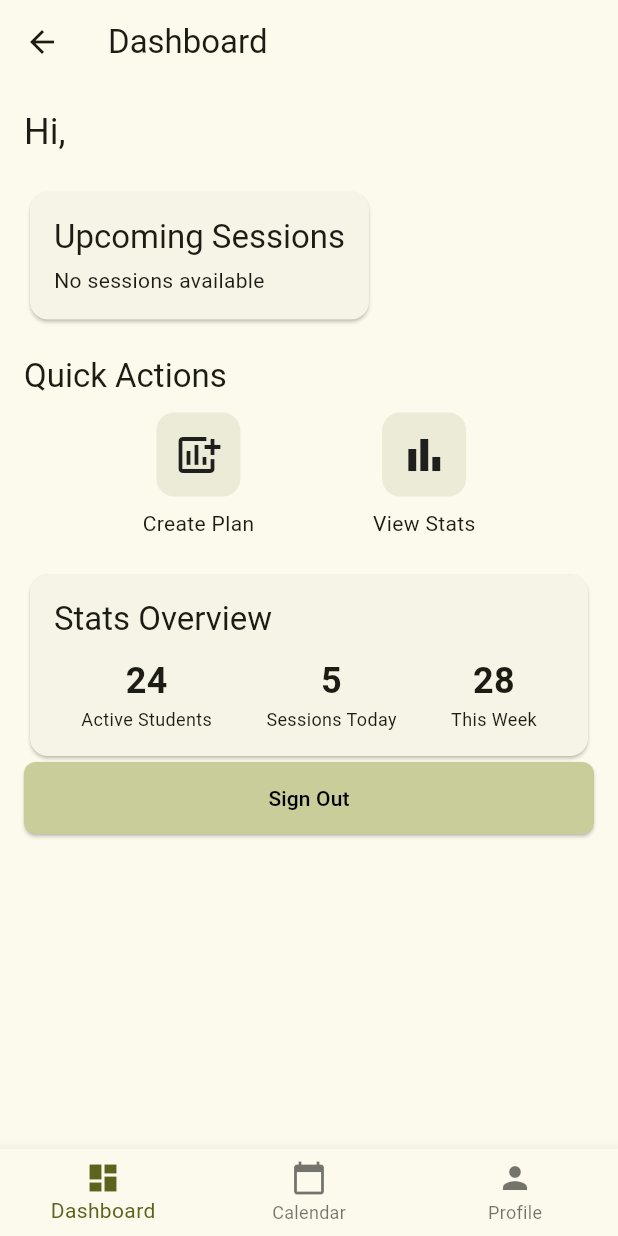
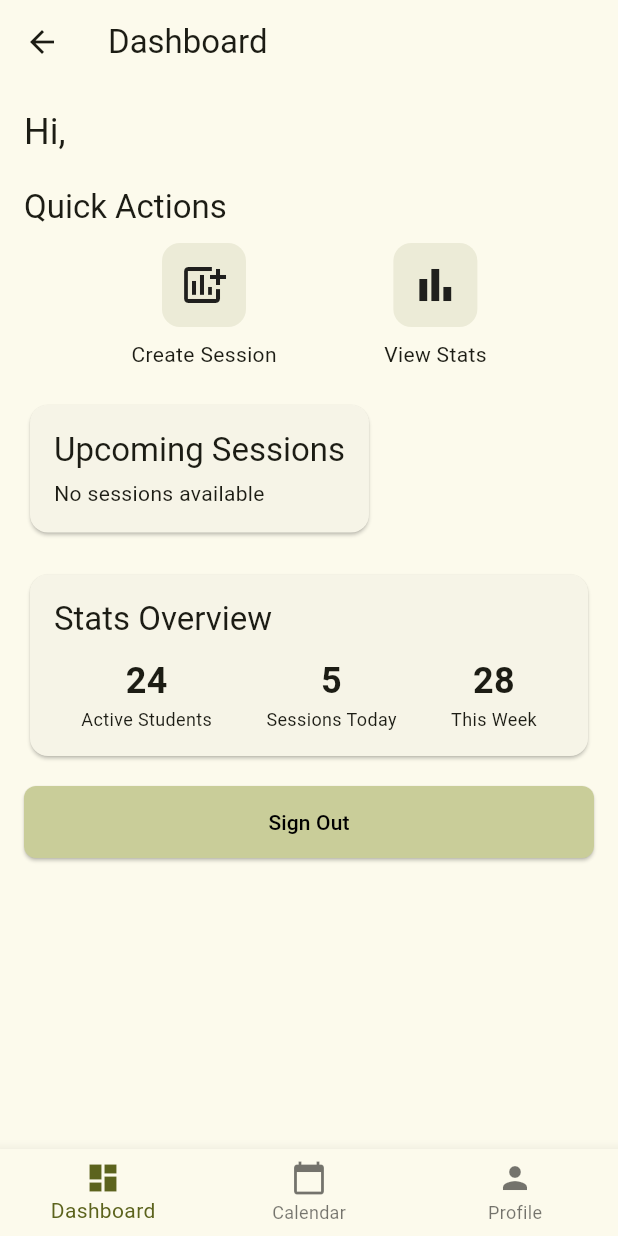
Before and after one commit to STAung07/stalz-insert_name_here, a Flutter app: the CoachDashboardScreen screen opened directly with empty values, after a tap on "View Stats", on a phone screen of 412 x 824 dp. Run offline on Flutter 3.47's test engine with Material 3 defaults, Android fonts, the phone set to English and light mode, and no system bars; our stand-ins replace flutter_dotenv, go_router, supabase_flutter; accounts and stored records are empty.

```diff
--- a/flutter_app/lib/src/features/dashboard/presentation/coach_dashboard_screen.dart
+++ b/flutter_app/lib/src/features/dashboard/presentation/coach_dashboard_screen.dart
@@ -1,12 +1,17 @@
 import 'dart:math';
 import 'package:flutter/material.dart';
 import 'package:flutter_app/src/features/auth/data/auth_service.dart';
+import 'package:flutter_app/src/features/dashboard/presentation/widgets/session_list.dart';
 import 'package:flutter_app/src/services/training_session_service.dart';
 import 'package:flutter_app/src/models/training_session_model.dart';
 import 'package:flutter_app/src/models/user_model.dart';
 import 'package:go_router/go_router.dart';
 import 'package:supabase_flutter/supabase_flutter.dart';
 import 'package:intl/intl.dart';
+import 'widgets/add_session_form.dart';
+import 'widgets/action_button.dart';
+import 'widgets/session_card.dart';
+import 'widgets/stats_overview.dart';
 
 
 
@@ -21,6 +26,7 @@ class CoachDashboardScreen extends StatefulWidget {
 }
 
 class CoachDashboardScreenState extends State<CoachDashboardScreen> {
+  final GlobalKey<SessionListState> _sessionListKey = GlobalKey<SessionListState>();
   final auth = AuthService(); // Assuming you have an AuthService for handling authentication
   bool loading = false;
 
@@ -54,8 +60,55 @@ class CoachDashboardScreenState extends State<CoachDashboardScreen> {
               style: Theme.of(context).textTheme.headlineSmall,
             ),
             const SizedBox(height: 20),
-
+            // Quick Actions Section
+            Text(
+              'Quick Actions',
+              style: Theme.of(context).textTheme.titleLarge,
+            ),
+            const SizedBox(height: 10),
+            Row(
+              mainAxisAlignment: MainAxisAlignment.spaceEvenly,
+              children: [
+                ActionButton(
+                  icon: Icons.add_chart,
+                  label: 'Create Session',
+                  onTap: () {
+                    // Navigate to create session
+                     showDialog(
+                      context: context,
+                      builder: (BuildContext context) {
+                        return AlertDialog(
+                          title: Text('Add New Session'),
+                          content: AddSessionForm(onSessionCreated: () async {
+                            // delay is so that the db will get updated in time
+                            // TODO: improve this logic
+                            await Future.delayed(Duration(milliseconds: 500));
+                            _sessionListKey.currentState?.refreshSessions();
+                              },
+                              coachId: widget.user.id), // Your form widget
+                          actions: [
+                            TextButton(
+                              onPressed: () => Navigator.pop(context),
+                              child: Text('Cancel'),
+                            ),
+                          ],
+                        );
+                      },
+                    );
+                  },
+                ),
+                ActionButton(
+                  icon: Icons.bar_chart,
+                  label: 'View Stats',
+                  onTap: () {
+                    // Navigate to stats
+                  },
+                ),
+              ],
+            ),
+            const SizedBox(height: 20),
             // Upcoming Sessions Card
+            // TODO: sort the sessions in ascending order
             Card(
               child: Padding(
                 padding: const EdgeInsets.all(16.0),
@@ -67,37 +120,10 @@ class CoachDashboardScreenState extends State<CoachDashboardScreen> {
                       style: Theme.of(context).textTheme.titleLarge,
                     ),
                     const SizedBox(height: 5),
-                    SessionList(coachId: widget.user.id,),
+                    SessionList(key:_sessionListKey, coachId: widget.user.id,),
                   ],
                 ),
               ),
-            ),
-            const SizedBox(height: 20),
-
-            // Quick Actions Section
-            Text(
-              'Quick Actions',
-              style: Theme.of(context).textTheme.titleLarge,
-            ),
-            const SizedBox(height: 10),
-            Row(
-              mainAxisAlignment: MainAxisAlignment.spaceEvenly,
-              children: [
-                ActionButton(
-                  icon: Icons.add_chart,
-                  label: 'Create Plan',
-                  onTap: () {
-                    // Navigate to create plan
-                  },
-                ),
-                ActionButton(
-                  icon: Icons.bar_chart,
-                  label: 'View Stats',
-                  onTap: () {
-                    // Navigate to stats
-                  },
-                ),
-              ],
             ),
             const SizedBox(height: 20),
 
@@ -119,7 +145,7 @@ class CoachDashboardScreenState extends State<CoachDashboardScreen> {
                 ),
               ),
             ),
-
+          const SizedBox(height: 16),
           SizedBox(
             width: double.maxFinite,
             child: ElevatedButton(
@@ -155,134 +181,3 @@ class CoachDashboardScreenState extends State<CoachDashboardScreen> {
     );
   }
 }
-
-
-class SessionList extends StatefulWidget {
-  final String coachId;
-  const SessionList({super.key, required this.coachId});
-
-  @override
-  _SessionListState createState() => _SessionListState();
-}
-class _SessionListState extends State<SessionList> {
-  Future<List<TrainingSessionModel>> fetchSessions(String coachId) async {
-    print("coachId: $coachId");
-    TrainingSessionService sessionService = TrainingSessionService();
-    final sessionIdsResponse = await sessionService.getSessionsIdsByCoachId(coachId);
-    final sessionsResponse = await sessionService.getSessionsBySessionIds(sessionIdsResponse);
-    print("sessions: $sessionsResponse");
-    return sessionsResponse;
-}
-
-  @override
-  Widget build(BuildContext context) {
-    return FutureBuilder<List<TrainingSessionModel>>(
-      future: fetchSessions(widget.coachId),
-      builder: (context, snapshot) {
-        if (snapshot.connectionState == ConnectionState.waiting) {
-          return CircularProgressIndicator();
-        } else if (snapshot.hasError) {
-          return Text('Error: $snapshot');
-        } else if (!snapshot.hasData || snapshot.data!.isEmpty) {
-          return Text('No sessions available');
-        } else {
-          return ListView.builder(
-            shrinkWrap: true,
-            itemCount: min(snapshot.data!.length, 3),
-            itemBuilder: (context, index) {
-              final session = snapshot.data![index];
-              return SessionCard(session: session);
-            },
-          );
-        }
-      },
-    );
-  }
-}
-
-
-class SessionCard extends StatelessWidget {
-  final TrainingSessionModel session;
-  const SessionCard({super.key, required this.session});
-
-  @override
-  Widget build(BuildContext context) {
-    return Card(
-      margin: const EdgeInsets.only(bottom: 8.0),
-      child: InkWell(
-        onTap: () {
-          print("tapped");
-        },
-        child: ListTile(
-          leading: const Icon(Icons.sports),
-          title: Text(session.title),
-          subtitle: Text('${DateFormat.jm().format(session.startTime)} - ${DateFormat.jm().format(session.endTime) }'),
-          trailing: Text('${session.startTime.day} ${DateFormat("MMMM").format(session.startTime)}'),
-        ),
-      ),
-      );
-  }
-}
-
-class ActionButton extends StatelessWidget {
-  final IconData icon;
-  final String label;
-  final VoidCallback onTap;
-
-  const ActionButton({
-    super.key,
-    required this.icon,
-    required this.label,
-    required this.onTap,
-  });
-
-  @override
-  Widget build(BuildContext context) {
-    return InkWell(
-      onTap: onTap,
-      child: Column(
-        mainAxisSize: MainAxisSize.min,
-        children: [
-          Container(
-            padding: const EdgeInsets.all(12),
-            decoration: BoxDecoration(
-              color: Theme.of(context).primaryColor.withOpacity(0.1),
-              borderRadius: BorderRadius.circular(12),
-            ),
-            child: Icon(icon, size: 32),
-          ),
-          const SizedBox(height: 8),
-          Text(label),
-        ],
-      ),
-    );
-  }
-}
-
-class StatsOverview extends StatelessWidget {
-  const StatsOverview({super.key});
-
-  @override
-  Widget build(BuildContext context) {
-    return Row(
-      mainAxisAlignment: MainAxisAlignment.spaceAround,
-      children: [
-        _buildStatTile('Active Students', '24'),
-        _buildStatTile('Sessions Today', '5'),
-        _buildStatTile('This Week', '28'),
-      ],
-    );
-  }
-
-  Widget _buildStatTile(String label, String value) {
-    return Column(
-      children: [
-        Text(
-          value,
-          style: const TextStyle(fontSize: 24, fontWeight: FontWeight.bold),
-        ),
-        Text(label, style: const TextStyle(fontSize: 12)),
-      ],
-    );
-  }
-}
--- /dev/null
+++ b/flutter_app/lib/src/features/dashboard/presentation/widgets/action_button.dart
@@ -0,0 +1,37 @@
+import 'package:flutter/material.dart';
+
+
+class ActionButton extends StatelessWidget {
+  final IconData icon;
+  final String label;
+  final VoidCallback onTap;
+
+  const ActionButton({
+    super.key,
+    required this.icon,
+    required this.label,
+    required this.onTap,
+  });
+
+  @override
+  Widget build(BuildContext context) {
+    return InkWell(
+      onTap: onTap,
+      child: Column(
+        mainAxisSize: MainAxisSize.min,
+        children: [
+          Container(
+            padding: const EdgeInsets.all(12),
+            decoration: BoxDecoration(
+              color: Theme.of(context).primaryColor.withOpacity(0.1),
+              borderRadius: BorderRadius.circular(12),
+            ),
+            child: Icon(icon, size: 32),
+          ),
+          const SizedBox(height: 8),
+          Text(label),
+        ],
+      ),
+    );
+  }
+}
--- /dev/null
+++ b/flutter_app/lib/src/features/dashboard/presentation/widgets/session_card.dart
@@ -0,0 +1,26 @@
+import 'package:flutter/material.dart';
+import 'package:flutter_app/src/models/training_session_model.dart';
+import 'package:intl/intl.dart';
+
+class SessionCard extends StatelessWidget {
+  final TrainingSessionModel session;
+  const SessionCard({super.key, required this.session});
+
+  @override
+  Widget build(BuildContext context) {
+    return Card(
+      margin: const EdgeInsets.only(bottom: 8.0),
+      child: InkWell(
+        onTap: () {
+          print("tapped");
+        },
+        child: ListTile(
+          leading: const Icon(Icons.sports),
+          title: Text(session.title),
+          subtitle: Text('${DateFormat.jm().format(session.startTime)} - ${DateFormat.jm().format(session.endTime) }'),
+          trailing: Text('${session.startTime.day} ${DateFormat("MMMM").format(session.startTime)}'),
+        ),
+      ),
+      );
+  }
+}
--- /dev/null
+++ b/flutter_app/lib/src/features/dashboard/presentation/widgets/session_list.dart
@@ -0,0 +1,57 @@
+import 'dart:math';
+
+import 'package:flutter/material.dart';
+import 'package:flutter_app/src/features/dashboard/presentation/widgets/session_card.dart';
+import 'package:flutter_app/src/models/training_session_model.dart';
+import 'package:flutter_app/src/services/training_session_service.dart';
+
+
+class SessionList extends StatefulWidget {
+  final String coachId;
+  const SessionList({super.key, required this.coachId});
+
+  @override
+  SessionListState createState() => SessionListState();
+}
+class SessionListState extends State<SessionList> {
+
+  Future<List<TrainingSessionModel>> fetchSessions(String coachId) async {
+    print("coachId: $coachId");
+    TrainingSessionService sessionService = TrainingSessionService();
+    final sessionIdsResponse = await sessionService.getSessionsIdsByCoachId(coachId);
+    final sessionsResponse = await sessionService.getSessionsBySessionIds(sessionIdsResponse, 7);
+    print("sessions: $sessionsResponse");
+    return sessionsResponse;
+}
+
+  void refreshSessions() {
+    setState(() {
+      fetchSessions(widget.coachId);
+    });
+  }
+
+  @override
+  Widget build(BuildContext context) {
+    return FutureBuilder<List<TrainingSessionModel>>(
+      future: fetchSessions(widget.coachId),
+      builder: (context, snapshot) {
+        if (snapshot.connectionState == ConnectionState.waiting) {
+          return CircularProgressIndicator();
+        } else if (snapshot.hasError) {
+          return Text('Error: $snapshot');
+        } else if (!snapshot.hasData || snapshot.data!.isEmpty) {
+          return Text('No sessions available');
+        } else {
+          return ListView.builder(
+            shrinkWrap: true,
+            itemCount: min(snapshot.data!.length, 5),
+            itemBuilder: (context, index) {
+              final session = snapshot.data![index];
+              return SessionCard(session: session);
+            },
+          );
+        }
+      },
+    );
+  }
+}
--- /dev/null
+++ b/flutter_app/lib/src/features/dashboard/presentation/widgets/stats_overview.dart
@@ -0,0 +1,30 @@
+import 'package:flutter/material.dart';
+
+
+class StatsOverview extends StatelessWidget {
+  const StatsOverview({super.key});
+
+  @override
+  Widget build(BuildContext context) {
+    return Row(
+      mainAxisAlignment: MainAxisAlignment.spaceAround,
+      children: [
+        _buildStatTile('Active Students', '24'),
+        _buildStatTile('Sessions Today', '5'),
+        _buildStatTile('This Week', '28'),
+      ],
+    );
+  }
+
+  Widget _buildStatTile(String label, String value) {
+    return Column(
+      children: [
+        Text(
+          value,
+          style: const TextStyle(fontSize: 24, fontWeight: FontWeight.bold),
+        ),
+        Text(label, style: const TextStyle(fontSize: 12)),
+      ],
+    );
+  }
+}
--- a/flutter_app/lib/src/models/session_coach_model.dart
+++ b/flutter_app/lib/src/models/session_coach_model.dart
@@ -12,4 +12,11 @@ class SessionCoachModel  {
       coachId: map['coach_id']?? '',
     );
   }
+
+  Map<String, dynamic> toJsonMap(SessionCoachModel sessionCoach) {
+    return {
+      'session_id': sessionCoach.sessionId,
+      'coachId': sessionCoach.coachId
+    };
+  }
 }
--- a/flutter_app/lib/src/models/training_session_model.dart
+++ b/flutter_app/lib/src/models/training_session_model.dart
@@ -1,5 +1,5 @@
 class TrainingSessionModel  {
-  final String sessionId;
+  final String? sessionId;
   final String academyId;
   final String title;
   final DateTime startTime;
@@ -7,7 +7,7 @@ class TrainingSessionModel  {
   final String location;
 
   TrainingSessionModel({
-    required this.sessionId,
+    this.sessionId,
     required this.academyId,
     required this.title,
     required this.startTime,
@@ -24,4 +24,14 @@ class TrainingSessionModel  {
       location: map['location']?? '',
     );
   }
+
+  Map<String, dynamic> toJsonMap(TrainingSessionModel session) {
+    return {
+      // 'academy_id': session.academyId,
+      'title': session.title,
+      'start_time': session.startTime.toIso8601String(),
+      'end_time': session.endTime.toIso8601String(),
+      'location': session.location,
+    };
+  }
 }
--- a/flutter_app/lib/src/services/training_session_service.dart
+++ b/flutter_app/lib/src/services/training_session_service.dart
@@ -23,14 +23,43 @@ class TrainingSessionService extends DatabaseService{
     return sessionIds;
   }
 
-  Future<List<TrainingSessionModel>> getSessionsBySessionIds(List<String> sessionIds) async {
+  Future<List<TrainingSessionModel>> getSessionsBySessionIds(List<String> sessionIds, int days) async {
+    final DateTime queryEndDate = DateTime.now().add(Duration(days: days));
+    if (sessionIds.isEmpty) {
+      return [];
+    }
     final response = await supabase
         .from('training_sessions')
         .select()
-        .in_('id', sessionIds);
+        .in_('id', sessionIds)
+        .gte('start_time', DateTime.now().toIso8601String())
+        .lte('start_time', queryEndDate.toIso8601String());
     List<TrainingSessionModel> sessions = response.map<TrainingSessionModel>((sessionData) => TrainingSessionModel.fromMap(sessionData)).toList();
     return sessions;
   }
 
-  // Add other user-specific operations
+  TrainingSessionModel buildSessionModel (String title, String academyId, String description, DateTime startTime, DateTime endTime, String location) {
+    return TrainingSessionModel(
+      title: title,
+      academyId: academyId,
+      startTime: startTime,
+      endTime: endTime,
+      location: location,
+    );
+  }
+
+  Future<void> createSession(TrainingSessionModel session, String coachId) async {
+    final sessionResponse = await supabase
+      .from('training_sessions')
+      .insert(session.toJsonMap(session))
+      .select()
+      .single();
+    // Insert coach-session relationship
+    await supabase
+      .from('session_coaches')
+      .insert({
+        'session_id': sessionResponse['id'],
+        'coach_id': coachId
+      });
+  }
 }
```
Also changed, not shown: flutter_app/lib/src/features/dashboard/presentation/widgets/add_session_form.dart (added, +133 -0 lines).
